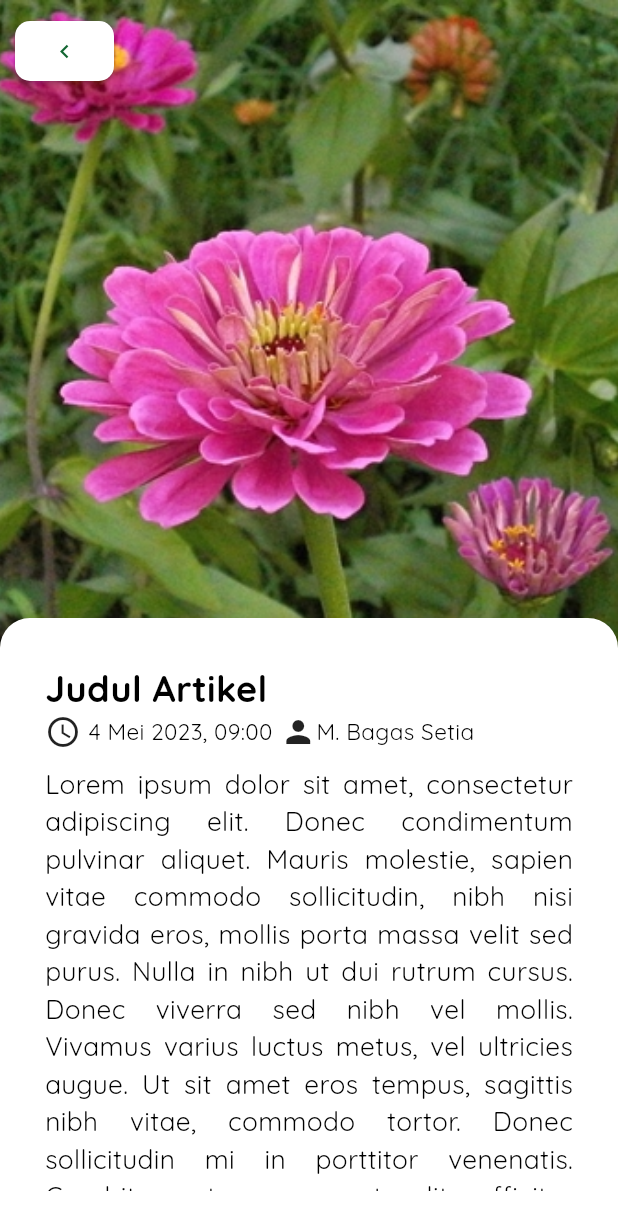
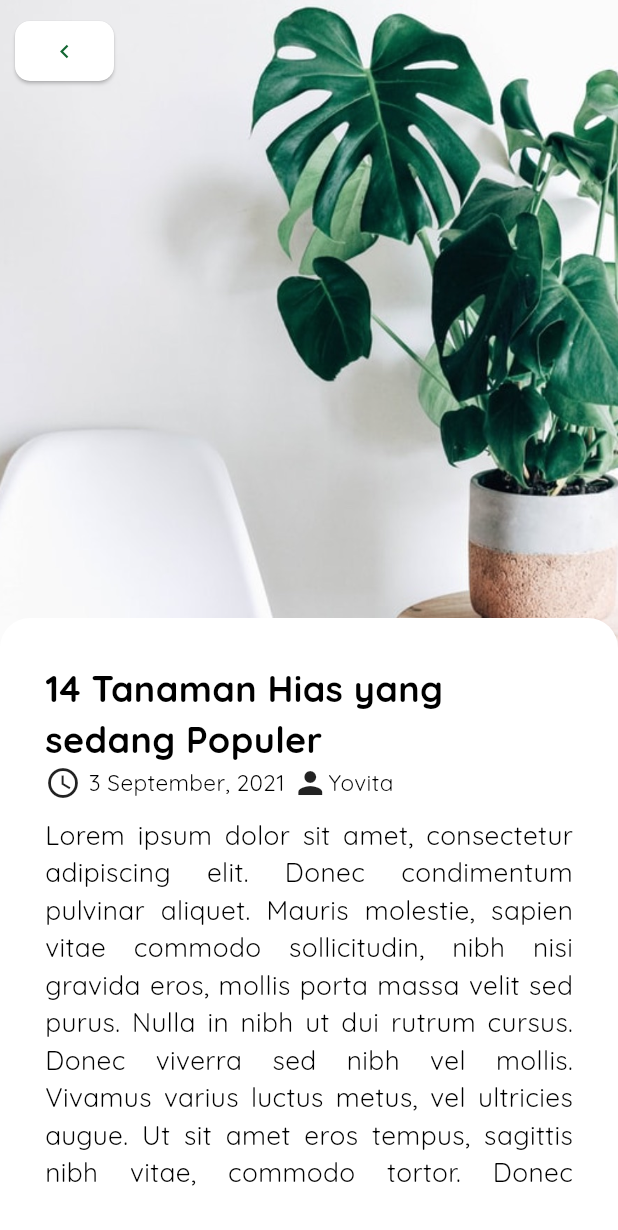
Before and after one commit to FieryInferno/aplikasi_pendeteksi_penyakit_tanaman, a Flutter app: the screen it shows after launch, after a tap on "14 Tanaman Hias yang sedang Populer", on a phone screen of 412 x 824 dp. Shown: the top 1230 px of the screen. Run offline on Flutter 3.47's test engine with Material 2 defaults, Android fonts, the phone set to English and light mode, and no system bars; our stand-ins replace image_picker.

Commit message:
Blog detail page with dynamic data

```diff
--- a/lib/pages/blog_detail.dart
+++ b/lib/pages/blog_detail.dart
@@ -4,9 +4,9 @@ import '/components/title_widget.dart';
 import '/components/text_widget.dart';
 
 class BlogDetail extends StatefulWidget {
-  final Map<String, String>? blogData;
+  final Map<String, String> blogData;
 
-  const BlogDetail({super.key, this.blogData});
+  const BlogDetail(this.blogData, {super.key});
 
   @override
   _BlogDetail createState() => _BlogDetail();
@@ -28,8 +28,7 @@ class _BlogDetail extends State<BlogDetail> {
               top: 0,
               right: 0,
               left: 0,
-              child: Image.asset(
-                  'assets/images/${widget.blogData != null ? widget.blogData!['image'] : 'blog-1.jpg'}',
+              child: Image.asset('assets/images/${widget.blogData['image']}',
                   fit: BoxFit.cover),
             ),
             const Positioned(top: 10, left: 10, child: BackButtonWidget()),
@@ -58,15 +57,15 @@ class _BlogDetail extends State<BlogDetail> {
                       child: Column(
                         crossAxisAlignment: CrossAxisAlignment.start,
                         children: [
-                          const TitleWidget(title: 'Judul Artikel'),
+                          TitleWidget(title: widget.blogData['title']!),
                           Row(
-                            children: const [
-                              Icon(Icons.schedule),
-                              SizedBox(width: 5),
-                              TextWidget('4 Mei 2023, 09:00'),
-                              SizedBox(width: 5),
-                              Icon(Icons.person),
-                              TextWidget('M. Bagas Setia'),
+                            children: [
+                              const Icon(Icons.schedule),
+                              const SizedBox(width: 5),
+                              TextWidget(widget.blogData['date']!),
+                              const SizedBox(width: 5),
+                              const Icon(Icons.person),
+                              TextWidget(widget.blogData['author']!),
                             ],
                           ),
                           const SizedBox(height: 10),
--- a/lib/pages/home.dart
+++ b/lib/pages/home.dart
@@ -165,7 +165,7 @@ class Home extends StatelessWidget {
                 Expanded(
                   child: ListView.separated(
                     itemBuilder: (context, index) => ClickWidget(
-                      destination: const BlogDetail(),
+                      destination: BlogDetail(_blogs[index]),
                       child: BlogItem(blog: _blogs[index]),
                     ),
                     separatorBuilder: (context, index) =>
```
